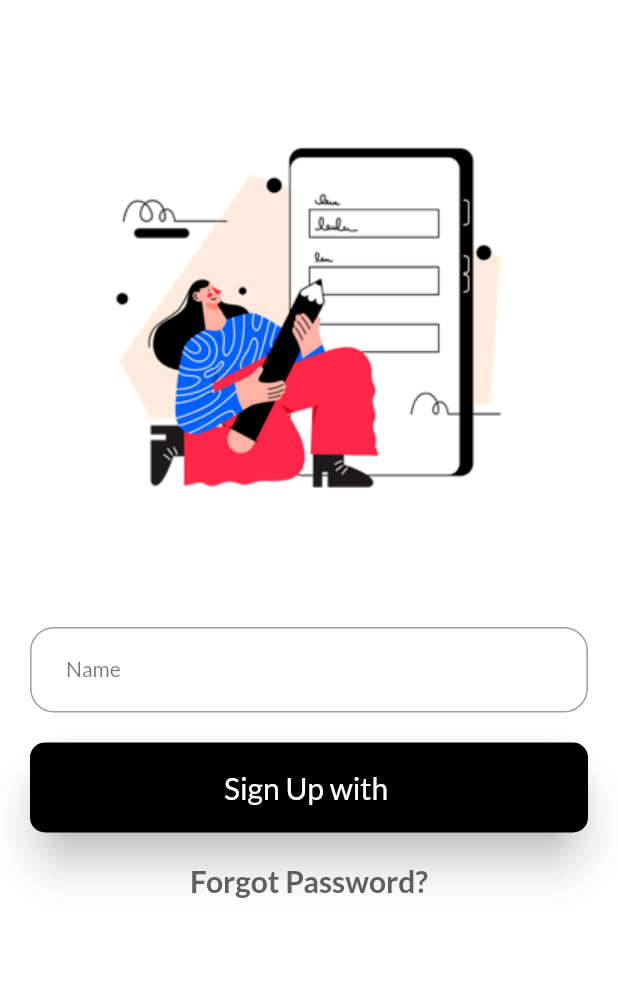
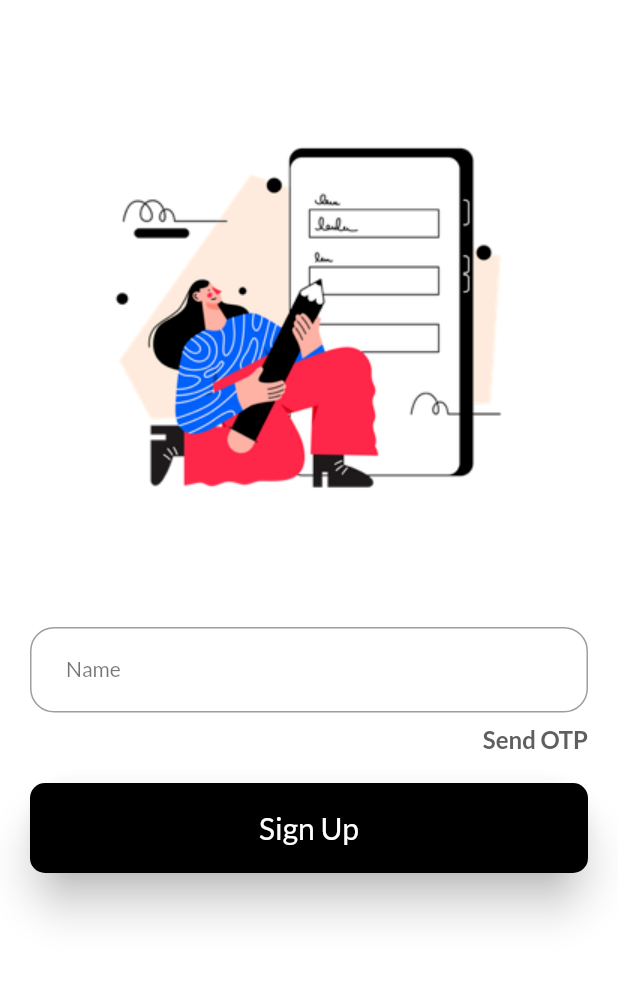
Before and after one commit to Blockchain-Research-Lab-Trainees/BRL-Task-1, a Flutter app: the SignUp screen opened directly, on a phone screen of 412 x 824 dp, the part 93-1079 px from its top. Run offline on Flutter 3.47's test engine with Material 2 defaults, Android fonts, the light colour scheme and no system bars; our stand-ins replace google_fonts.

Commit message:
OTP Added using Gesture Detector

```diff
--- a/lib/screens/signup_screen.dart
+++ b/lib/screens/signup_screen.dart
@@ -64,7 +64,33 @@ class SignUp extends StatelessWidget {
               inputType: TextInputType.name,
               labelText2: 'Name',
             ),
-
+            const SizedBox(
+              height: 8,
+            ),
+            GestureDetector(
+              onTap: () {
+                Navigator.push(
+                  context,
+                  MaterialPageRoute(
+                    builder: (context) => const ForgotPassword(),
+                  ),
+                );
+              },
+              child: const Padding(
+                padding: EdgeInsets.only(right: 20.0),
+                child: Align(
+                  alignment: Alignment.centerRight,
+                  child: Text(
+                    'Send OTP',
+                    style: TextStyle(
+                      color: Color.fromARGB(255, 95, 95, 95),
+                      fontSize: 16,
+                      fontWeight: FontWeight.bold,
+                    ),
+                  ),
+                ),
+              ),
+            ),
             Padding(
               padding: const EdgeInsets.all(20),
               child: Container(
@@ -77,7 +103,7 @@ class SignUp extends StatelessWidget {
                   children: [
                     Expanded(
                       child: SignUpXd(
-                        buttonName: 'Sign Up with ',
+                        buttonName: 'Sign Up',
                         onTap: () {
                           Navigator.push(
                             context,
@@ -92,70 +118,7 @@ class SignUp extends StatelessWidget {
                         textColor: Colors.white,
                       ),
                     ),
-
-                    // Padding(
-                    //   padding: const EdgeInsets.symmetric(
-                    //       horizontal: 8.0),
-                    //   child: Image.asset(
-                    //     'assets/images/google.png',
-                    //     width: 24,
-                    //     height: 24,
-                    //   ),
-                    // ),
                   ],
-                ),
-              ),
-            ),
-
-            // Padding(
-            //   padding: const EdgeInsets.all(20),
-            //   child: Container(
-            //     height: 60,
-            //     decoration: BoxDecoration(
-            //       borderRadius: BorderRadius.circular(10),
-            //       color: Colors.white,
-            //     ),
-            //     child: Row(
-            //       children: [
-
-            //         Expanded(
-            //           child: SignUpXd(
-            //             buttonName: 'Sign Up with ',
-            //             onTap: () {
-            //               Navigator.push(
-            //                 context,
-            //                 MaterialPageRoute(
-            //                   builder: (context) => const HomeScreenPage(
-            //                     title: 'homescreen',
-            //                   ),
-            //                 ),
-            //               );
-            //             },
-
-            //             bgColor: Colors.black,
-            //             textColor: Colors.white,
-            //           ),
-            //         ),
-            //       ],
-            //     ),
-            //   ),
-            // ),
-
-            GestureDetector(
-              onTap: () {
-                Navigator.push(
-                  context,
-                  MaterialPageRoute(
-                    builder: (context) => const ForgotPassword(),
-                  ),
-                );
-              },
-              child: const Text(
-                'Forgot Password?',
-                style: TextStyle(
-                  color: Color.fromARGB(255, 95, 95, 95),
-                  fontSize: 20,
-                  fontWeight: FontWeight.bold,
                 ),
               ),
             ),
```
